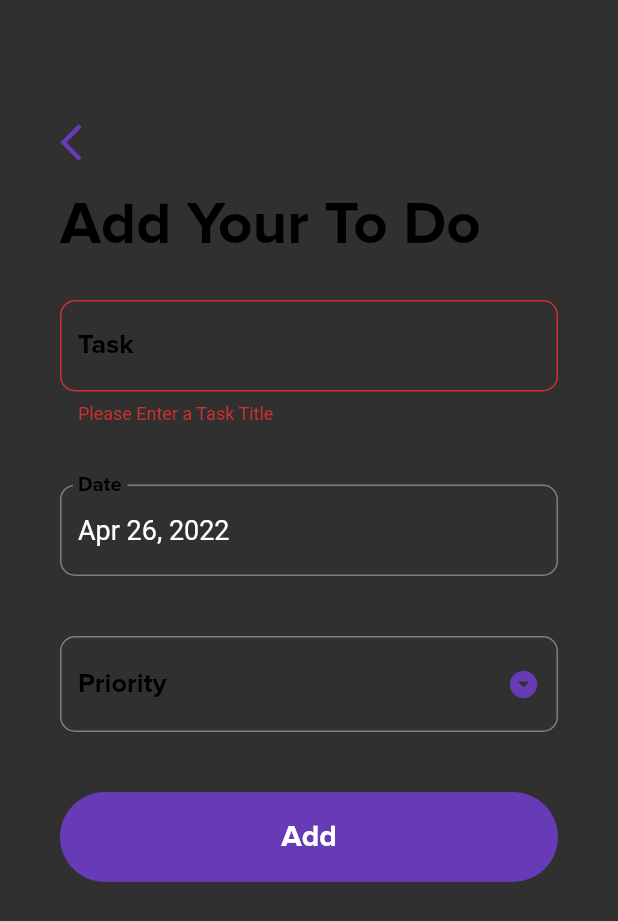
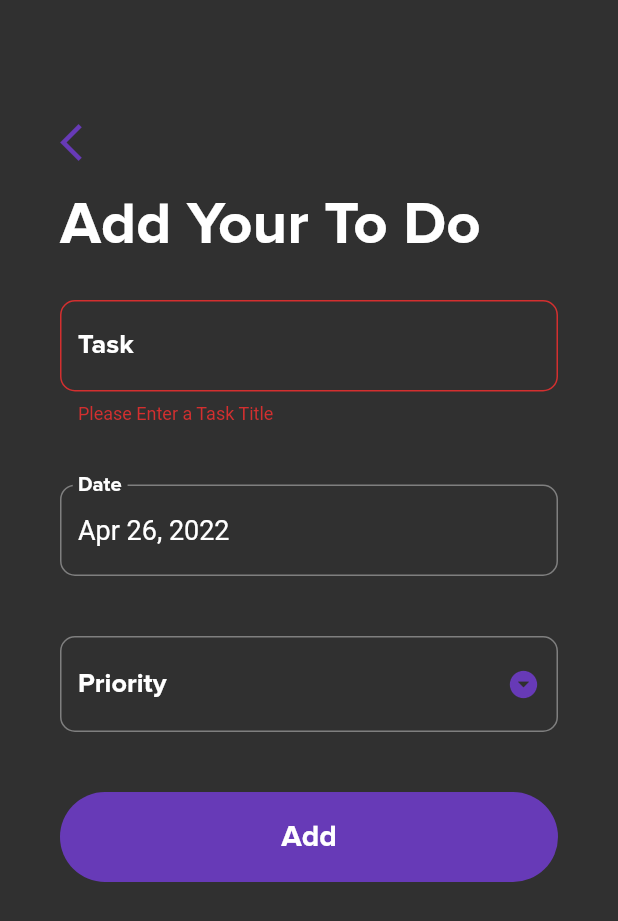
Before and after one commit to mj05516/Desk.it, a Flutter app: the AddTaskScreen screen opened directly, after a tap on "Add", on a phone screen of 412 x 824 dp. Shown: the top 921 px of the screen. Run offline on Flutter 3.47's test engine with Material 2 defaults, Android fonts, the phone set to English and light mode, and no system bars; our stand-ins replace easy_splash_screen, sqflite; accounts and stored records are empty; network calls fail.

Commit message:
Button Fixes and Dark mode implemented on AddTaskScreen

```diff
--- a/lib/screens/add_task_screen.dart
+++ b/lib/screens/add_task_screen.dart
@@ -54,14 +54,14 @@ class _AddTaskScreenState extends State<AddTaskScreen> {
         DatabaseHelper.instance.updateTask(task);
       }
 
-      widget.updateTaskList!();
+      widget.updateTaskList!("All");
       Navigator.pop(context);
     }
   }
 
   _delete() {
     DatabaseHelper.instance.deleteTask(widget.task!.id);
-    widget.updateTaskList!();
+    widget.updateTaskList!("All");
     Navigator.pop(context);
   }
 
@@ -109,7 +109,7 @@ class _AddTaskScreenState extends State<AddTaskScreen> {
                   widget.task == null ? 'Add Your To Do' : 'Update Your To Do',
                   style: TextStyle(
                       fontFamily: 'ProximaNova',
-                      color: Colors.black,
+                      color: Colors.white,
                       fontWeight: FontWeight.w800,
                       fontSize: 40.0),
                 ),
@@ -129,7 +129,7 @@ class _AddTaskScreenState extends State<AddTaskScreen> {
                               labelStyle: TextStyle(
                                 fontSize: 18,
                                 fontFamily: 'ProximaNova',
-                                color: Colors.black,
+                                color: Colors.white,
                                 fontWeight: FontWeight.w800,
                               ),
                               border: OutlineInputBorder(
@@ -153,7 +153,7 @@ class _AddTaskScreenState extends State<AddTaskScreen> {
                               labelStyle: TextStyle(
                                 fontSize: 18,
                                 fontFamily: 'ProximaNova',
-                                color: Colors.black,
+                                color: Colors.white,
                                 fontWeight: FontWeight.w800,
                               ),
                               border: OutlineInputBorder(
@@ -173,7 +173,7 @@ class _AddTaskScreenState extends State<AddTaskScreen> {
                               labelStyle: TextStyle(
                                 fontSize: 18,
                                 fontFamily: 'ProximaNova',
-                                color: Colors.black,
+                                color: Colors.white,
                                 fontWeight: FontWeight.w800,
                               ),
                               border: OutlineInputBorder(
```
